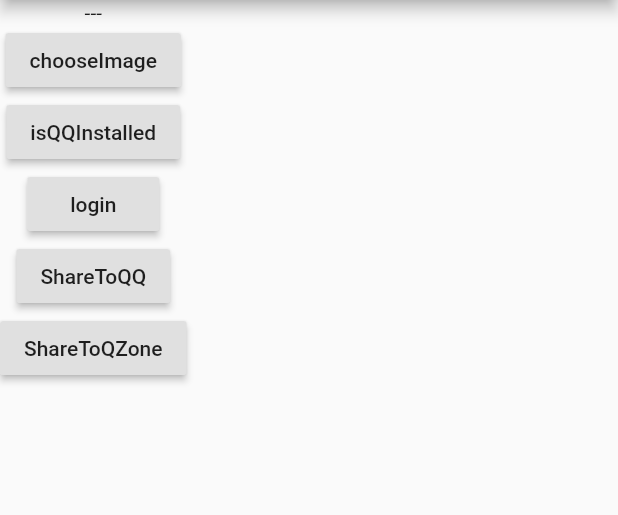
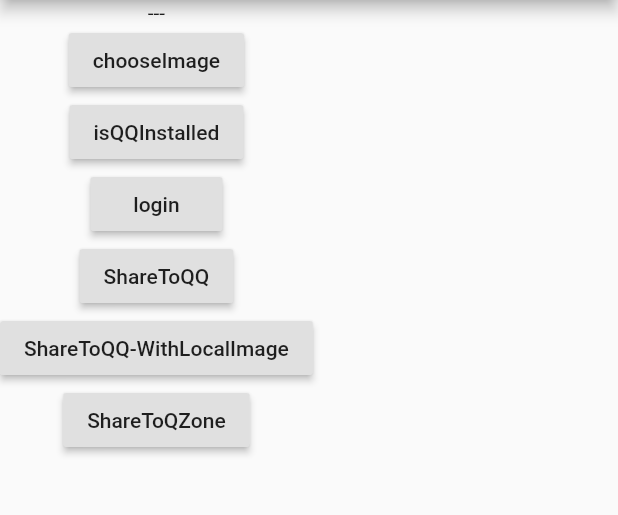
Before and after one commit to marekchen/flutter_qq, a Flutter app: the screen it shows after launch, after a tap on "ShareToQQ", on a phone screen of 412 x 824 dp, the part 84-599 px from its top. Run offline on Flutter 3.47's test engine with Material 2 defaults, Android fonts, the phone set to English and light mode, and no system bars; our stand-ins replace image_picker.

Commit message:
release version 0.0.5

```diff
--- a/example/lib/main.dart
+++ b/example/lib/main.dart
@@ -61,19 +61,39 @@ class _MyAppState extends State<MyApp> {
   }
 
   Future<Null> _handleShareToQQ() async {
-    // ShareQQContent shareContent = new ShareQQContent(
-    //   shareType: SHARE_TO_QQ_TYPE.DEFAULT,
-    //   title: "测试title",
-    //   targetUrl: "https://www.baidu.com",
-    //   summary: "测试summary",
-    //   imageUrl: "http://inews.gtimg.com/newsapp_bt/0/876781763/1000",
-    // );
+     ShareQQContent shareContent = new ShareQQContent(
+       shareType: SHARE_TO_QQ_TYPE.DEFAULT,
+       title: "测试title",
+       targetUrl: "https://www.baidu.com",
+       summary: "测试summary",
+       imageUrl: "http://inews.gtimg.com/newsapp_bt/0/876781763/1000",
+     );
+    try {
+      var qqResult = await FlutterQq.shareToQQ(shareContent);
+      var output;
+      if (qqResult.code == 0) {
+        output = "分享成功";
+      } else if (qqResult.code == 1) {
+        output = "分享失败" + qqResult.message;
+      } else {
+        output = "用户取消";
+      }
+      setState(() {
+        _output = output;
+      });
+    } catch (error) {
+      print("flutter_plugin_qq_example:" + error.toString());
+
+    }
+  }
+
+  Future<Null> _handleShareToQQWithLocalImage() async {
     ShareQQContent shareContent = new ShareQQContent(
-      shareType: SHARE_TO_QQ_TYPE.IMAGE,
-      title: "测试title",
-      targetUrl: "https://www.baidu.com",
-      summary: "测试summary",
-      imageLocalUrl: _images[0].path
+        shareType: SHARE_TO_QQ_TYPE.IMAGE,
+        title: "测试title",
+        targetUrl: "https://www.baidu.com",
+        summary: "测试summary",
+        imageLocalUrl: _images[0].path
     );
     try {
       var qqResult = await FlutterQq.shareToQQ(shareContent);
@@ -102,17 +122,6 @@ class _MyAppState extends State<MyApp> {
       summary: "测试summary",
       imageUrl: "http://inews.gtimg.com/newsapp_bt/0/876781763/1000",
     );
-//     List<String> paths = new List();
-//     for(File image in _images){
-//       paths.add(image.path);
-//     }
-//     ShareQzoneContent shareContent = new ShareQzoneContent(
-//       shareType: SHARE_TO_QZONE_TYPE.IMAGE,
-//       title: "测试title",
-//       targetUrl: "https://www.baidu.com",
-//       summary: "测试summary",
-//       imageUrls: paths,
-//     );
     try {
       var qqResult = await FlutterQq.shareToQzone(shareContent);
       var output;
@@ -159,6 +168,10 @@ class _MyAppState extends State<MyApp> {
               child: new Text('ShareToQQ'),
             ),
             new RaisedButton(
+              onPressed: _handleShareToQQWithLocalImage,
+              child: new Text('ShareToQQ-WithLocalImage'),
+            ),
+            new RaisedButton(
               onPressed: _handleShareToQZone,
               child: new Text('ShareToQZone'),
             ),
--- a/example/pubspec.yaml
+++ b/example/pubspec.yaml
@@ -16,7 +16,7 @@ dev_dependencies:
   flutter_qq:
     path: ../
 
-  image_picker: ^0.4.6
+  image_picker: ^0.6.0+15
 
 # For information on the generic Dart part of this file, see the
 # following page: https://www.dartlang.org/tools/pub/pubspec
--- a/lib/flutter_qq.dart
+++ b/lib/flutter_qq.dart
@@ -13,7 +13,7 @@ enum SHARE_TO_QZONE_TYPE {
   IMAGE_TEXT, //1
   PUBLISH_MOOD, //3 说说
   PUBLISH_VIDEO, //4 视频
-  IMAGE, //5
+  IMAGE, //5, 貌似QQ不再支持
   APP //6
 }
 
--- a/pubspec.yaml
+++ b/pubspec.yaml
@@ -1,6 +1,6 @@
 name: flutter_qq
 description: Flutter plugin for QQ.
-version: 0.0.4
+version: 0.0.5
 author: marekchen<c491843272@gmail.com>
 homepage: https://github.com/marekchen/flutter_qq
 
@@ -9,7 +9,7 @@ dependencies:
     sdk: flutter
 
 dev_dependencies:
-  image_picker: ^0.4.6
+  image_picker: ^0.6.0+15
 
 # For information on the generic Dart part of this file, see the
 # following page: https://www.dartlang.org/tools/pub/pubspec
@@ -22,4 +22,4 @@ flutter:
 
 environment:
   sdk: ">=2.0.0-dev.28.0 <3.0.0"
-  flutter: ">=0.1.4 <2.0.0"
+  flutter: ">=1.5.0 <2.0.0"
```
Also changed, not shown: 16 other files.
